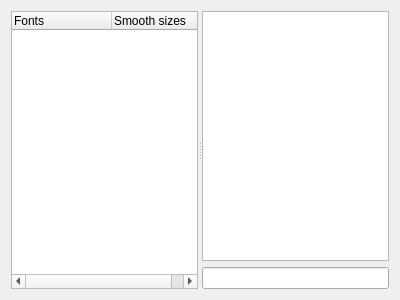
Before: the Qt Designer form tools/fontbrowser/fontbrowser.ui in KDAB/GammaRay, drawn with Qt 5.
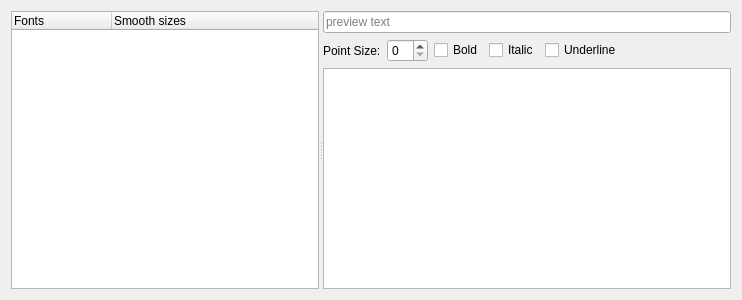
After: the same form once the commit is applied.

Commit message:
beautify font tool
- move line edit on top, add placeholder text
- move editables below filter line edit
- move preview column to right
- use treeview instead of table view
- resize font-family column to contents

Patch:
```diff
--- a/tools/fontbrowser/fontbrowser.ui
+++ b/tools/fontbrowser/fontbrowser.ui
@@ -6,7 +6,7 @@
    <rect>
     <x>0</x>
     <y>0</y>
-    <width>400</width>
+    <width>742</width>
     <height>300</height>
    </rect>
   </property>
@@ -37,10 +37,67 @@
           <widget class="QWidget" name="layoutWidget_7">
            <layout class="QVBoxLayout" name="verticalLayout">
             <item>
-             <widget class="QTableView" name="selectedFontsView"/>
+        <widget class="QLineEdit" name="fontText">
+         <property name="placeholderText">
+          <string>preview text</string>
+         </property>
+        </widget>
             </item>
             <item>
-             <widget class="QLineEdit" name="fontText"/>
+        <widget class="QWidget" name="fontOptions" native="true">
+         <layout class="QHBoxLayout" name="horizontalLayout">
+          <property name="margin">
+           <number>0</number>
+          </property>
+          <item>
+           <widget class="QLabel" name="label">
+            <property name="text">
+             <string>Point Size:</string>
+            </property>
+           </widget>
+          </item>
+          <item>
+           <widget class="QSpinBox" name="pointSize"/>
+          </item>
+          <item>
+           <widget class="QCheckBox" name="boldBox">
+            <property name="text">
+             <string>Bold</string>
+            </property>
+           </widget>
+          </item>
+          <item>
+           <widget class="QCheckBox" name="italicBox">
+            <property name="text">
+             <string>Italic</string>
+            </property>
+           </widget>
+          </item>
+          <item>
+           <widget class="QCheckBox" name="underlineBox">
+            <property name="text">
+             <string>Underline</string>
+            </property>
+           </widget>
+          </item>
+          <item>
+           <spacer name="horizontalSpacer">
+            <property name="orientation">
+             <enum>Qt::Horizontal</enum>
+            </property>
+            <property name="sizeHint" stdset="0">
+             <size>
+              <width>40</width>
+              <height>20</height>
+             </size>
+            </property>
+           </spacer>
+          </item>
+         </layout>
+        </widget>
+       </item>
+       <item>
+        <widget class="QTreeView" name="selectedFontsView"/>
             </item>
            </layout>
           </widget>
```
Lines whose indentation alone changed are shown as unchanged. The commit also changes 3 other files.
